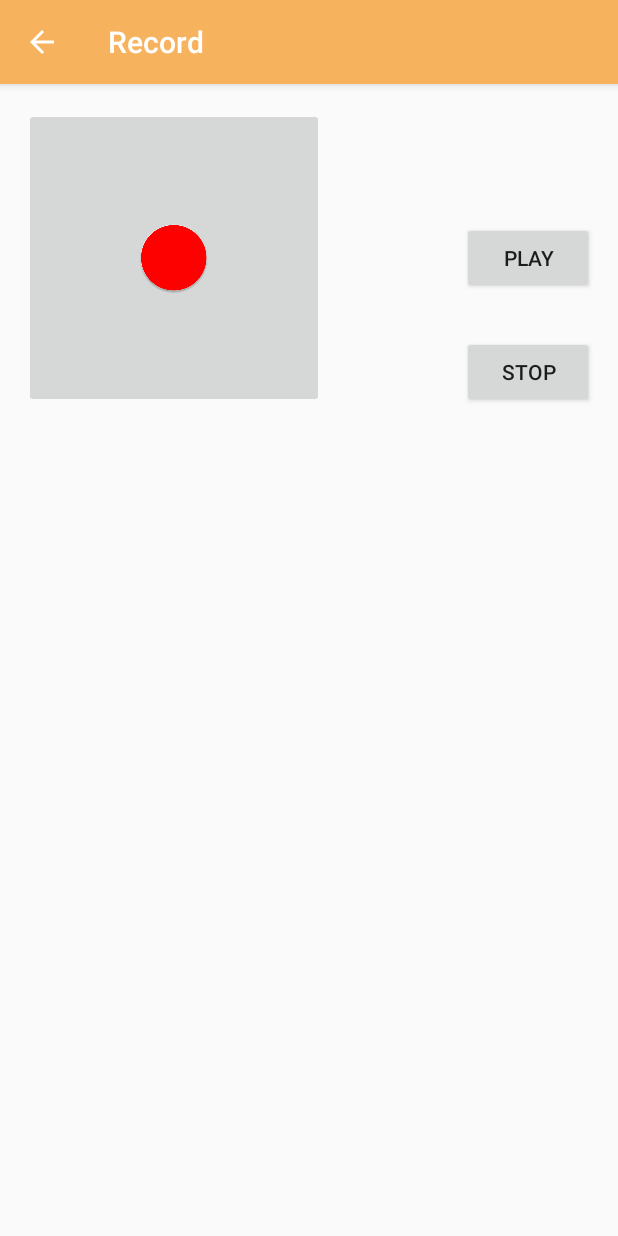
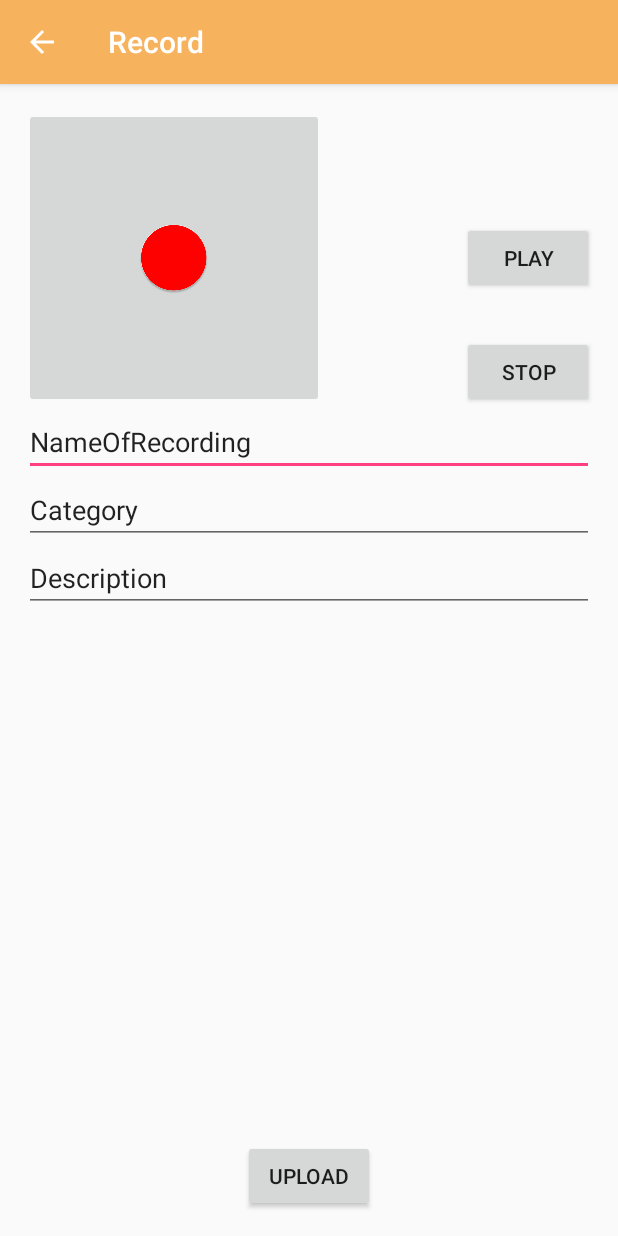
Before and after one commit to NadaRadwan/BroadCastAndroid, an Android app: the Record screen opened directly, with no data from a screen before it, on a phone screen of 412 x 824 dp. Run offline under Robolectric (Android 15) with nearby library versions, the light colour scheme and no system bars; libraries missing offline, so code that uses them is left out: com.firebase.client; 1 statement that could not run was skipped.

Commit message:
audio files recorded, added to db and can be displayed and played from the correct category WITHOUT NAVIGATING TO NOW LISTNING

```diff
--- a/app/src/main/java/com/example/nada/broadcast/Record.java
+++ b/app/src/main/java/com/example/nada/broadcast/Record.java
@@ -1,7 +1,9 @@
 package com.example.nada.broadcast;
 
+import android.content.SharedPreferences;
 import android.media.MediaPlayer;
 import android.os.Environment;
+import android.preference.PreferenceManager;
 import android.support.design.widget.Snackbar;
 import android.support.v7.app.AppCompatActivity;
 import android.os.Bundle;
@@ -9,10 +11,13 @@ import android.media.MediaRecorder;
 import android.util.Log;
 import android.view.View;
 import android.widget.Button;
+import android.widget.EditText;
 import android.widget.ImageButton;
 //import com.roughike.bottombar.BottomBar;
 //import com.roughike.bottombar.OnMenuTabSelectedListener;
 //import android.support.design.widget.CoordinatorLayout;
+
+import com.firebase.client.Firebase;
 
 import java.io.IOException;
 
@@ -28,12 +33,22 @@ public class Record extends AppCompatActivity {
     private static Button playButton;
     private static ImageButton recordButton;
 
+
     private boolean isRecording = false;
+    Firebase dbRef; //reference to the database
+    SharedPreferences sharedPreferences;
+    public static int numRec=0;
+
 
     @Override
     protected void onCreate(Bundle savedInstanceState) {
         super.onCreate(savedInstanceState);
         setContentView(R.layout.activity_record);
+
+        //referencing the db
+        dbRef=new Firebase("https://broadcast11.firebaseio.com/");
+
+        sharedPreferences= PreferenceManager.getDefaultSharedPreferences(this);
 
         getSupportActionBar().setDisplayHomeAsUpEnabled(true);
         getSupportActionBar().setDisplayShowHomeEnabled(true);
@@ -42,7 +57,7 @@ public class Record extends AppCompatActivity {
         playButton = (Button) findViewById(R.id.playButton);
         recordButton = (ImageButton) findViewById(R.id.recordButton);
 
-        filename = Environment.getExternalStorageDirectory().getAbsolutePath() + "/myaudio.3gp";
+        filename = Environment.getExternalStorageDirectory().getAbsolutePath() + "/myaudio"+(numRec++)+".3gp";
        // filename=android.os.Environment.getExternalStorageDirectory()+"/myaudio.3gp";
     }
 
@@ -122,7 +137,17 @@ public class Record extends AppCompatActivity {
     }
 
 
+    public void uploadFile(View view){
+        String recordingName= ((EditText) findViewById(R.id.recordingName)).getText().toString();
+        String category = ((EditText) findViewById(R.id.category)).getText().toString();
+        String description = ((EditText) findViewById(R.id.description)).getText().toString();
+        //creating entry in recordings table  storing recordingName, recording, userName, rating, category and description
+        //primary key is recordingName!
+        Firebase recordingRef = dbRef.child("recordings").child(recordingName);
+        Recording r=new Recording(filename, sharedPreferences.getString("userEmail",""), category, description); //PASS CORRECT USERNAME
+        recordingRef.setValue(r);
 
+    }
 
 //
 //    public void stopPlaying(View view) {
--- a/app/src/main/java/com/example/nada/broadcast/RegisterPage.java
+++ b/app/src/main/java/com/example/nada/broadcast/RegisterPage.java
@@ -121,7 +121,7 @@ public class RegisterPage extends AppCompatActivity {
                                 System.out.println("User ID: " + authData.getUid() + ", Provider: " + authData.getProvider());
                                 Log.d("loginActivity","logging in after registering");
 
-                                //keep track of email of active user
+                                //keep track of email and userName of active user
                                 SharedPreferences.Editor e=sharedPreferences.edit();
                                 e.putString("userEmail", email.getText().toString());
                                 e.apply();
@@ -149,8 +149,6 @@ public class RegisterPage extends AppCompatActivity {
                                     switch (intentinfo.getString("Intent")){
                                         case "profile":
                                             Intent profile = new Intent(RegisterPage.this, UserProfile.class); //create a new intent that creates a new activity and allows us to pass parameters between the current activity and the created activity
-                                            //sending the email used to login
-                                            profile.putExtra("email", email.getText().toString());
                                             startActivity(profile); //navigates to the next page (userProfile)
                                             break;
                                     }
--- a/app/src/main/res/layout/activity_record.xml
+++ b/app/src/main/res/layout/activity_record.xml
@@ -13,7 +13,8 @@
         android:layout_width="match_parent"
         android:layout_height="wrap_content"
         android:layout_alignParentTop="true"
-        android:layout_centerHorizontal="true">
+        android:layout_centerHorizontal="true"
+        android:id="@+id/frameLayout2">
 
         <Button
             android:layout_width="wrap_content"
@@ -39,4 +40,38 @@
             android:layout_gravity="right|bottom"
             android:onClick="stopRecording"/>
     </FrameLayout>
+
+    <Button
+        android:layout_width="wrap_content"
+        android:layout_height="wrap_content"
+        android:text="Upload"
+        android:id="@+id/upload"
+        android:layout_gravity="right|center_vertical"
+        android:onClick="uploadFile"
+        android:layout_alignParentBottom="true"
+        android:layout_centerHorizontal="true" />
+
+    <EditText
+        android:layout_width="match_parent"
+        android:layout_height="wrap_content"
+        android:id="@+id/recordingName"
+        android:layout_below="@+id/frameLayout2"
+        android:layout_alignParentStart="true"
+        android:text="NameOfRecording" />
+
+    <EditText
+        android:layout_width="match_parent"
+        android:layout_height="wrap_content"
+        android:id="@+id/category"
+        android:text="Category"
+        android:layout_below="@+id/recordingName"
+        android:layout_alignParentStart="true" />
+
+    <EditText
+        android:layout_width="match_parent"
+        android:layout_height="wrap_content"
+        android:id="@+id/description"
+        android:layout_below="@+id/category"
+        android:layout_alignEnd="@+id/category"
+        android:text="Description" />
 </RelativeLayout>
```
Also changed, not shown: app/src/main/AndroidManifest.xml (+7 -6 lines), app/src/main/java/com/example/nada/broadcast/BrowseCategory.java (added, +101 -0 lines), app/src/main/java/com/example/nada/broadcast/BrowseFragment.java (+52 -4 lines), app/src/main/java/com/example/nada/broadcast/LoginActivity.java (+9 -11 lines), app/src/main/java/com/example/nada/broadcast/Recording.java (added, +48 -0 lines), app/src/main/java/com/example/nada/broadcast/UserProfile.java (+7 -4 lines), app/src/main/res/layout/activity_browse_category.xml (added, +19 -0 lines), app/src/main/res/layout/fragment_browse.xml (+6 -6 lines).
